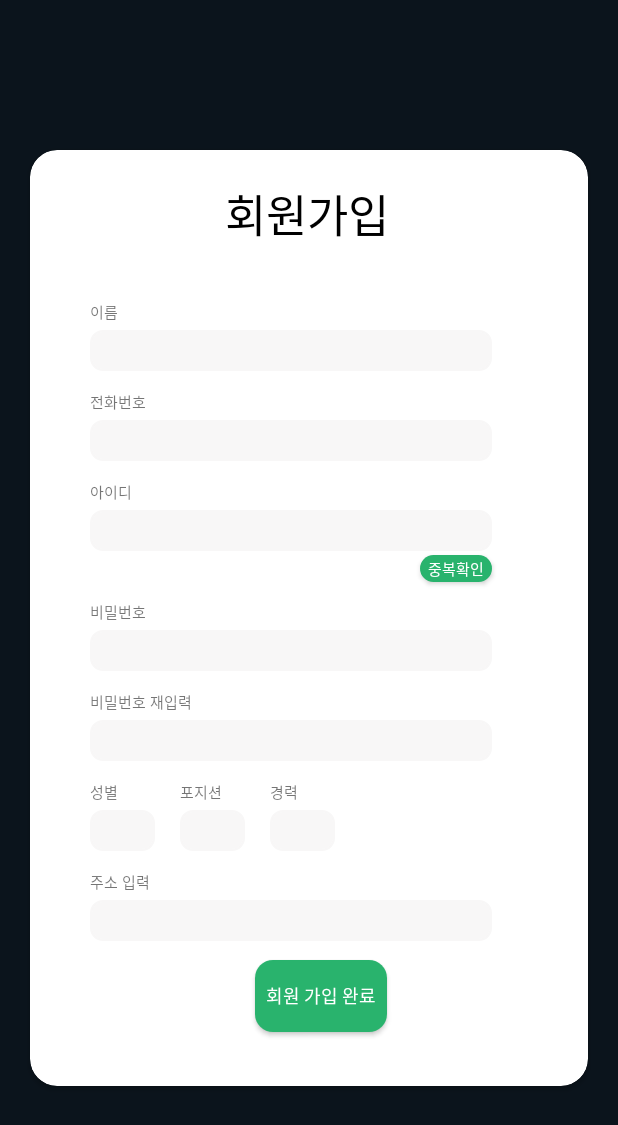
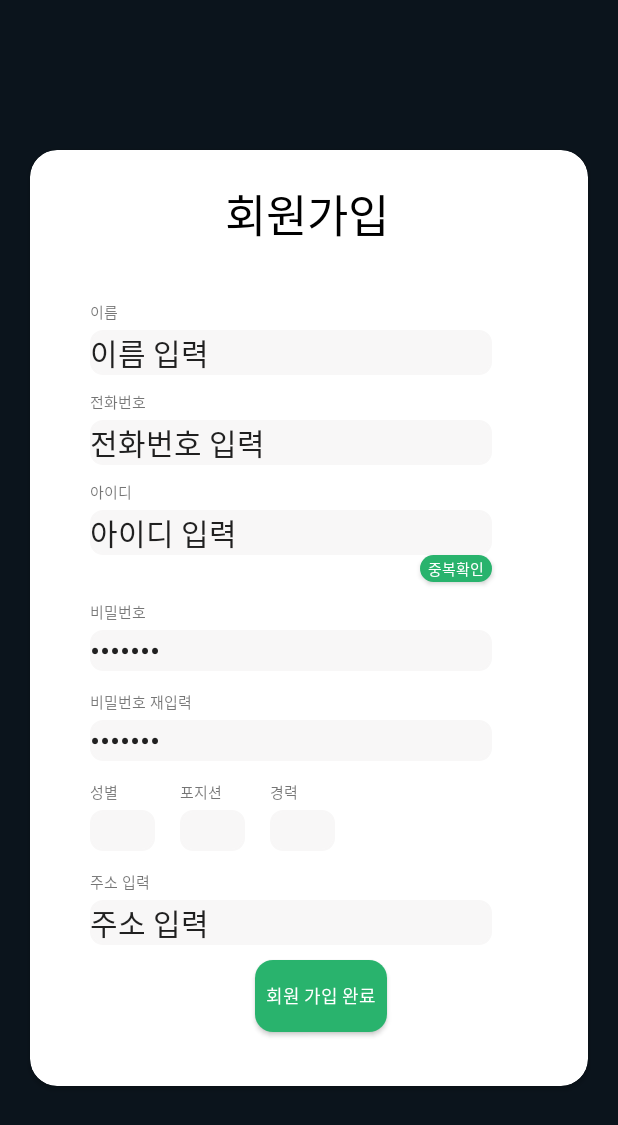
Before and after one commit to wakawakaProject/waka_waka_app, an Android app built with Jetpack Compose: the screen it shows after launch (SignUpActivity), after a tap on "회원가입", on a phone screen of 412 x 824 dp. Shown: the top 1125 px of the screen. Run offline under Robolectric (Android 15) with nearby library versions, the phone set to English and light mode, and no system bars; our stand-ins replace Firebase (no records; nobody signed in at launch, a user with empty details on screens opened directly).

Commit message:
Fix : home_activity fixed, sign_activity fixed

```diff
--- a/app/src/main/res/layout/activity_home.xml
+++ b/app/src/main/res/layout/activity_home.xml
@@ -129,7 +129,8 @@
         <androidx.cardview.widget.CardView
             android:layout_width="317dp"
             android:layout_height="104dp"
-            android:layout_marginStart="4dp"
+            android:layout_marginLeft="13dp"
+            android:layout_marginTop="40dp"
             app:cardCornerRadius="18dp">
 
             <TextView
--- a/app/src/main/res/layout/activity_sign_up.xml
+++ b/app/src/main/res/layout/activity_sign_up.xml
@@ -46,7 +46,8 @@
                 android:layout_marginLeft="40dp"
                 android:layout_marginTop="120dp"
                 android:background="@drawable/round_edittext"
-                android:textSize="20sp">
+                android:textSize="20sp"
+                android:text="이름 입력">
             </EditText>
             <TextView
                 android:layout_width="wrap_content"
@@ -64,7 +65,8 @@
                 android:layout_marginLeft="40dp"
                 android:layout_marginTop="180dp"
                 android:background="@drawable/round_edittext"
-                android:textSize="20sp">
+                android:textSize="20sp"
+                android:text="전화번호 입력">
             </EditText>
             <TextView
                 android:layout_width="wrap_content"
@@ -82,7 +84,8 @@
                 android:layout_marginLeft="40dp"
                 android:layout_marginTop="240dp"
                 android:background="@drawable/round_edittext"
-                android:textSize="20sp">
+                android:textSize="20sp"
+                android:text="아이디 입력">
             </EditText>
 
             <Button
@@ -114,7 +117,8 @@
                 android:inputType="textPassword"
                 android:layout_marginTop="320dp"
                 android:background="@drawable/round_edittext"
-                android:textSize="20sp">
+                android:textSize="20sp"
+                android:text="1111111">
             </EditText>
             <TextView
                 android:layout_width="wrap_content"
@@ -133,7 +137,8 @@
                 android:layout_marginLeft="40dp"
                 android:layout_marginTop="380dp"
                 android:background="@drawable/round_edittext"
-                android:textSize="20sp">
+                android:textSize="20sp"
+                android:text="1111111">
             </EditText>
             <TextView
                 android:layout_width="wrap_content"
@@ -203,7 +208,8 @@
                 android:layout_marginLeft="40dp"
                 android:layout_marginTop="500dp"
                 android:background="@drawable/round_edittext"
-                android:textSize="20sp">
+                android:textSize="20sp"
+                android:text="주소 입력">
             </EditText>
 
             <Button
```
